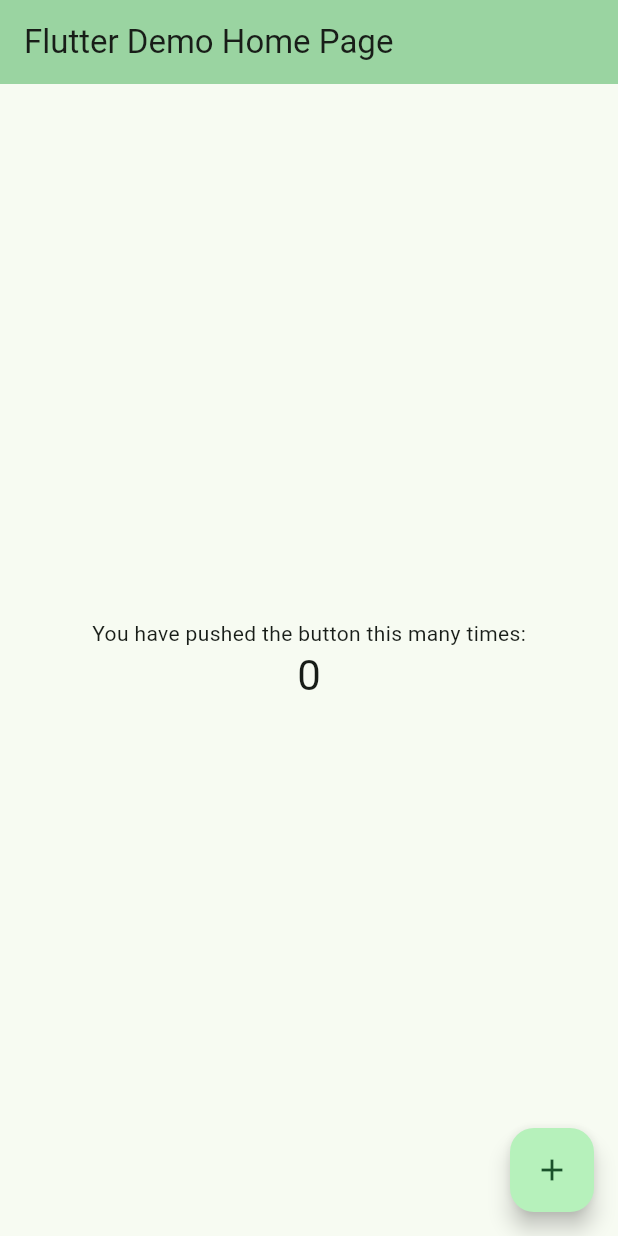
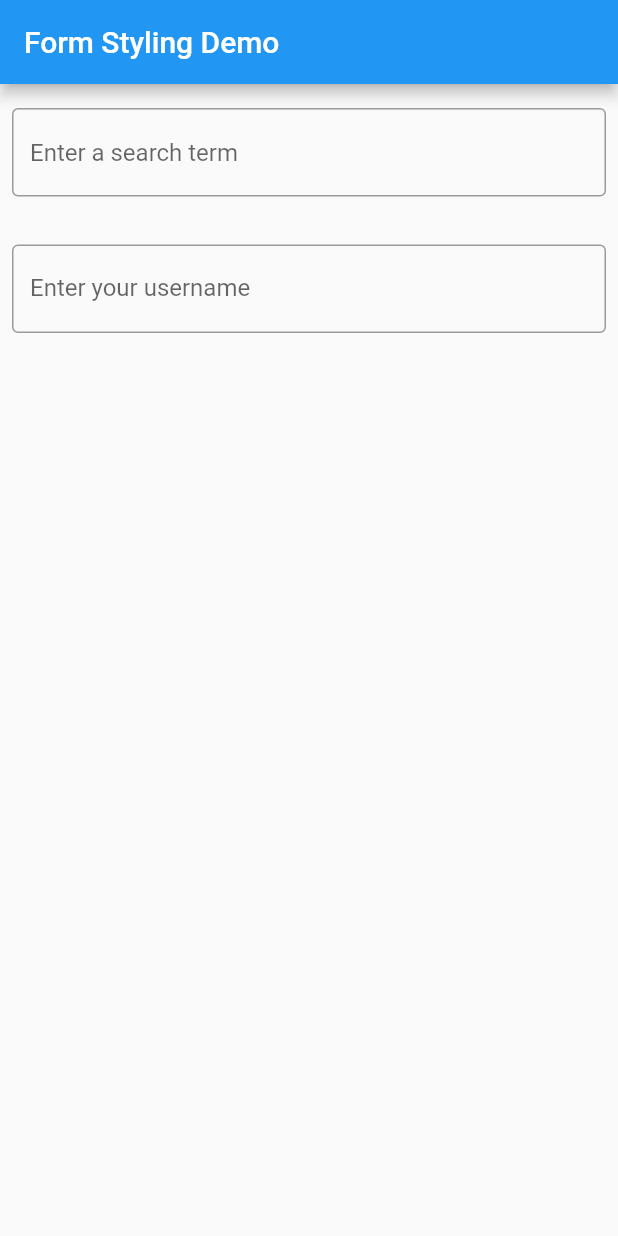
Before and after one commit to CNsquared/ABGapp, a Flutter app: the screen it shows after launch, on a phone screen of 412 x 824 dp. Run offline on Flutter 3.47's test engine with Material 2 defaults, Android fonts, the light colour scheme and no system bars.

Commit message:
Creating new branch
text feilds

```diff
--- a/lib/main.dart
+++ b/lib/main.dart
@@ -1,125 +1,52 @@
 import 'package:flutter/material.dart';
 
-void main() {
-  runApp(const MyApp());
-}
+void main() => runApp(const MyApp());
 
 class MyApp extends StatelessWidget {
   const MyApp({super.key});
 
-  // This widget is the root of your application.
   @override
   Widget build(BuildContext context) {
+    const appTitle = 'Form Styling Demo';
     return MaterialApp(
-      title: 'Flutter Demo',
-      theme: ThemeData(
-        // This is the theme of your application.
-        //
-        // TRY THIS: Try running your application with "flutter run". You'll see
-        // the application has a blue toolbar. Then, without quitting the app,
-        // try changing the seedColor in the colorScheme below to Colors.green
-        // and then invoke "hot reload" (save your changes or press the "hot
-        // reload" button in a Flutter-supported IDE, or press "r" if you used
-        // the command line to start the app).
-        //
-        // Notice that the counter didn't reset back to zero; the application
-        // state is not lost during the reload. To reset the state, use hot
-        // restart instead.
-        //
-        // This works for code too, not just values: Most code changes can be
-        // tested with just a hot reload.
-        colorScheme: ColorScheme.fromSeed(seedColor: Color.fromARGB(255, 82, 255, 137)),
-        useMaterial3: true,
+      title: appTitle,
+      home: Scaffold(
+        appBar: AppBar(
+          title: const Text(appTitle),
+        ),
+        body: const MyCustomForm(),
       ),
-      home: const MyHomePage(title: 'Flutter Demo Home Page'),
     );
   }
 }
 
-class MyHomePage extends StatefulWidget {
-  const MyHomePage({super.key, required this.title});
-
-  // This widget is the home page of your application. It is stateful, meaning
-  // that it has a State object (defined below) that contains fields that affect
-  // how it looks.
-
-  // This class is the configuration for the state. It holds the values (in this
-  // case the title) provided by the parent (in this case the App widget) and
-  // used by the build method of the State. Fields in a Widget subclass are
-  // always marked "final".
-
-  final String title;
-
-  @override
-  State<MyHomePage> createState() => _MyHomePageState();
-}
-
-class _MyHomePageState extends State<MyHomePage> {
-  int _counter = 0;
-
-  void _incrementCounter() {
-    setState(() {
-      // This call to setState tells the Flutter framework that something has
-      // changed in this State, which causes it to rerun the build method below
-      // so that the display can reflect the updated values. If we changed
-      // _counter without calling setState(), then the build method would not be
-      // called again, and so nothing would appear to happen.
-      _counter++;
-    });
-  }
+class MyCustomForm extends StatelessWidget {
+  const MyCustomForm({super.key});
 
   @override
   Widget build(BuildContext context) {
-    // This method is rerun every time setState is called, for instance as done
-    // by the _incrementCounter method above.
-    //
-    // The Flutter framework has been optimized to make rerunning build methods
-    // fast, so that you can just rebuild anything that needs updating rather
-    // than having to individually change instances of widgets.
-    return Scaffold(
-      appBar: AppBar(
-        // TRY THIS: Try changing the color here to a specific color (to
-        // Colors.amber, perhaps?) and trigger a hot reload to see the AppBar
-        // change color while the other colors stay the same.
-        backgroundColor: Theme.of(context).colorScheme.inversePrimary,
-        // Here we take the value from the MyHomePage object that was created by
-        // the App.build method, and use it to set our appbar title.
-        title: Text(widget.title),
-      ),
-      body: Center(
-        // Center is a layout widget. It takes a single child and positions it
-        // in the middle of the parent.
-        child: Column(
-          // Column is also a layout widget. It takes a list of children and
-          // arranges them vertically. By default, it sizes itself to fit its
-          // children horizontally, and tries to be as tall as its parent.
-          //
-          // Column has various properties to control how it sizes itself and
-          // how it positions its children. Here we use mainAxisAlignment to
-          // center the children vertically; the main axis here is the vertical
-          // axis because Columns are vertical (the cross axis would be
-          // horizontal).
-          //
-          // TRY THIS: Invoke "debug painting" (choose the "Toggle Debug Paint"
-          // action in the IDE, or press "p" in the console), to see the
-          // wireframe for each widget.
-          mainAxisAlignment: MainAxisAlignment.center,
-          children: <Widget>[
-            const Text(
-              'You have pushed the button this many times:',
+    return Column(
+      crossAxisAlignment: CrossAxisAlignment.start,
+      children: <Widget>[
+        const Padding(
+          padding: EdgeInsets.symmetric(horizontal: 8, vertical: 16),
+          child: TextField(
+            decoration: InputDecoration(
+              border: OutlineInputBorder(),
+              hintText: 'Enter a search term',
             ),
-            Text(
-              '$_counter',
-              style: Theme.of(context).textTheme.headlineMedium,
+          ),
+        ),
+        Padding(
+          padding: const EdgeInsets.symmetric(horizontal: 8, vertical: 16),
+          child: TextFormField(
+            decoration: const InputDecoration(
+              border: OutlineInputBorder(),
+              labelText: 'Enter your username',
             ),
-          ],
+          ),
         ),
-      ),
-      floatingActionButton: FloatingActionButton(
-        onPressed: _incrementCounter,
-        tooltip: 'Increment',
-        child: const Icon(Icons.add),
-      ), // This trailing comma makes auto-formatting nicer for build methods.
+      ],
     );
   }
-} //hell i hate this help help help woooooooo
+}
```
